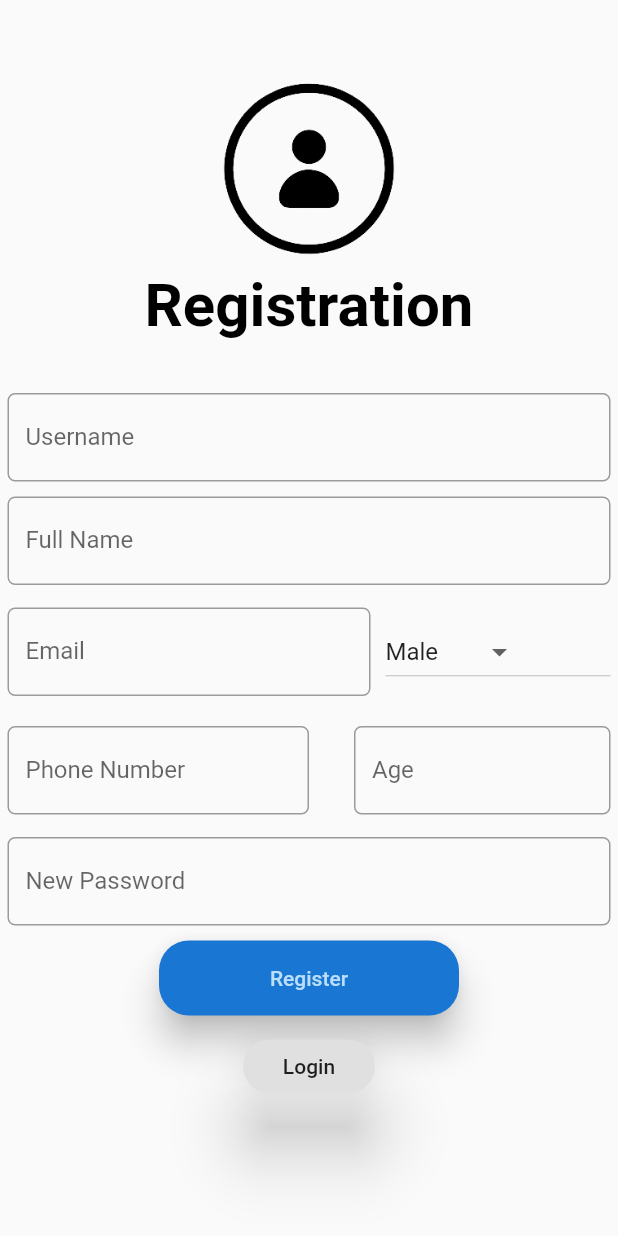
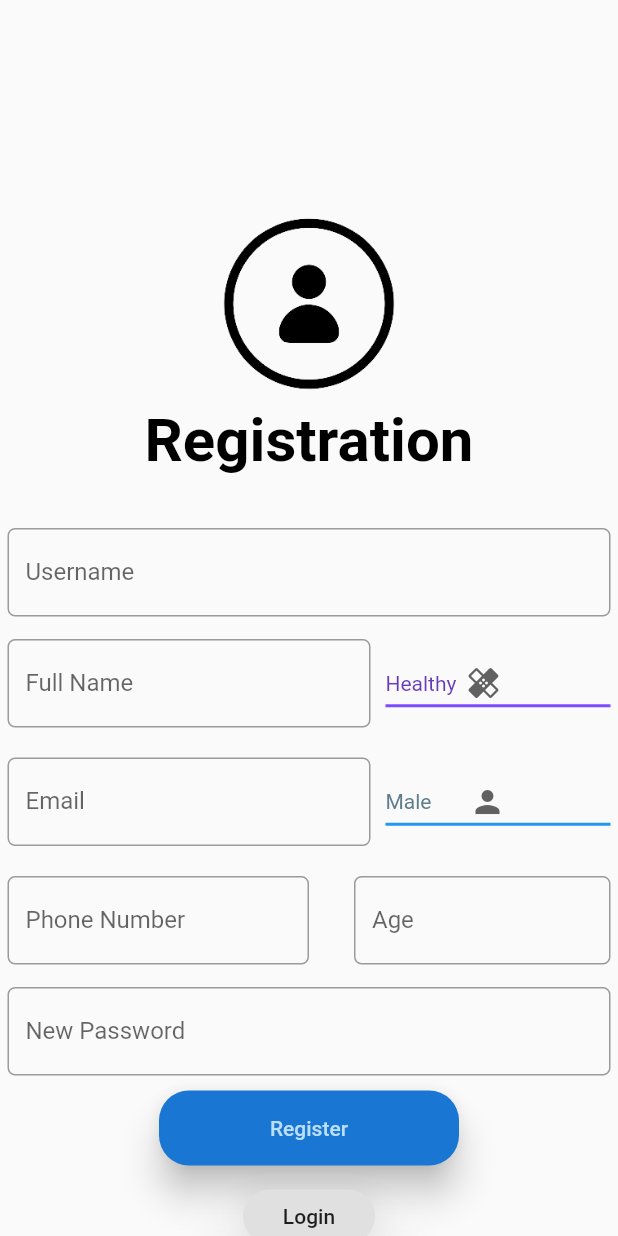
Before and after one commit to CovidTrackerApp/AppCOVIDv1, a Flutter app: the RegForm screen opened directly, after a tap on "Register", on a phone screen of 412 x 824 dp. Run offline on Flutter 3.47's test engine with Material 2 defaults, Android fonts, the phone set to English and light mode, and no system bars; our stand-ins replace awesome_notifications, convert, csv, dio, flutter_blue, flutter_bluetooth_serial and 12 more; missing offline and left inert: cron, cryptography, dart:ffi, ext_storage, flutter_background_service, flutter_barcode_scanner and 7 more; accounts and stored records are empty; network calls fail; Roboto replaces fonts that are missing (Raleway).

Commit message:
fifth commit

```diff
--- a/lib/beacon_csv.dart
+++ b/lib/beacon_csv.dart
@@ -87,7 +87,7 @@ class IBeaconCard extends StatelessWidget {
     /// We require the initializers to run after the loading screen is rendered
     Timer(Duration(seconds: 20), () async{
       String myuuid_bro=await pleasegetmyuuid();
-      String myusername_bro=await getmyusername();
+      String myusername_bro=await getmytoken();
       print("Yeah, this line is printed after 3 seconds");
       // var disty=double.parse(b);
       csvgenerator(myusername_bro,a.toString(),b,myuuid_bro);
@@ -321,10 +321,10 @@ Future<String> getmyuuid() async {
   return stringValue;
 }
 
-Future<String> getmyusername() async {
+Future<String> getmytoken() async {
   SharedPreferences prefs = await SharedPreferences.getInstance();
   //Return String
-  String stringValue = prefs.getString('myusername');
+  String stringValue = prefs.getString('tokyboy');
   return stringValue;
 }
 
--- a/lib/registration.dart
+++ b/lib/registration.dart
@@ -42,8 +42,11 @@ class RegForm extends StatefulWidget {
 class _RegFormState extends State<RegForm> {
   final _minpad = 5.0;
   var _currentCat = 'Male';
+  double _loady=0.0;
+  var _currentStat = 'Healthy';
   // var _cat = ['Citizen', 'Health Personal', 'Policy Maker'];
   var _cat = ['Male', 'Female'];
+  var _stat = ['Healthy', 'Exposed', 'Infected'];
   final myController_username = TextEditingController();
   final myController_password = TextEditingController();
   final myController_phonenumber = TextEditingController();
@@ -53,20 +56,23 @@ class _RegFormState extends State<RegForm> {
 
   final cryptor = new PlatformStringCryptor();
 
-  signup(username, password, fullname,  contact_num, email, age, gender) async {
-    var url = Uri.http('46.137.221.124:5000', '/register');
+  signup(username, password, fullname,  contact_num, email, age, gender,status,u_beaconid) async {
+    var url = Uri.http('52.74.221.135:5000', '/register');
     var response = await http.post(url,
         headers: <String, String>{
           'Content-Type': 'application/json; charset=UTF-8',
         },
         body: jsonEncode(<String, String>{
-          "username": username,
+          "uname": username,
           "password": password,
-          "fname" : fullname,
-          "contact_num": contact_num,
+          "ph_no":contact_num,
           "email": email,
           "age": age,
-          "gender": gender
+          "gender": gender,
+          "status":status,
+          "u_beaconid":u_beaconid,
+          "fname":fullname
+
         }));
     if (response.statusCode == 200) {
       var jsonResponse = jsonDecode(response.body);
@@ -169,6 +175,18 @@ class _RegFormState extends State<RegForm> {
         //margin: EdgeInsets.all(_minpad * 2),
           child: Column(
             children: <Widget>[
+              new Opacity(opacity: _loady, child: new Padding(
+                  padding: const EdgeInsets.only(
+                      left: 270.0,top:80.0
+                  ),
+                  child:SizedBox(
+                    height: 10.0,
+                    width: 10.0,
+                    child:CircularProgressIndicator(
+                      valueColor: new AlwaysStoppedAnimation<Color>(
+                          Colors.blue),
+                    ),
+                  ))),
               getImageAsset(),
 
               Padding(
@@ -195,8 +213,16 @@ class _RegFormState extends State<RegForm> {
                         border: OutlineInputBorder(
                             borderRadius: BorderRadius.circular(5.0))),
                   )),
+
               Padding(
                   padding: EdgeInsets.only(top: _minpad, bottom: _minpad,left: _minpad,right: _minpad),
+                  child: Row(
+                    children: <Widget>[
+                      Expanded(
+                        child: Container(
+                          // child: Padding(
+                            padding:
+                            EdgeInsets.only(top: _minpad, bottom: _minpad),
                             child: TextField(
                               controller: myController_fullname,
                               keyboardType: TextInputType.name,
@@ -205,6 +231,36 @@ class _RegFormState extends State<RegForm> {
                                   hintText: 'First, middle and last name',
                                   border: OutlineInputBorder(
                                       borderRadius: BorderRadius.circular(5.0))),
+                            )),
+                      ),
+                      Container(
+                        width: _minpad * 2,
+                      ),
+                      Container(
+                          width: _minpad * 30,
+                          // child:Expanded(
+                          child: DropdownButton<String>(
+                              hint: Text('Status'),
+                              icon: const Icon(Icons.healing),
+                              iconSize: 24,
+                              elevation: 16,
+                              style: const TextStyle(color: Colors.deepPurple),
+                              underline: Container(
+                                height: 2,
+                                color: Colors.deepPurpleAccent,
+                              ),
+                              items: _stat.map((String value) {
+                                return DropdownMenuItem<String>(
+                                  value: value,
+
+                                  child: Text(value),
+                                );
+                              }).toList(),
+                              value: _currentStat,
+                              onChanged: (String newValueSelected) {
+                                _onDroDownItemSelected2(newValueSelected);
+                              }))
+                    ],
                   )),
               // Padding(
               //     padding: EdgeInsets.only(top:_minpad,bottom: _minpad),
@@ -244,6 +300,14 @@ class _RegFormState extends State<RegForm> {
                           // child:Expanded(
                           child: DropdownButton<String>(
                               hint: Text('Category'),
+                              icon: const Icon(Icons.person),
+                              iconSize: 24,
+                              elevation: 16,
+                              style: const TextStyle(color: Colors.blueGrey),
+                              underline: Container(
+                                height: 2,
+                                color: Colors.blue,
+                              ),
                               items: _cat.map((String value) {
                                 return DropdownMenuItem<String>(
                                   value: value,
@@ -327,6 +391,7 @@ class _RegFormState extends State<RegForm> {
                       shape: RoundedRectangleBorder(borderRadius: BorderRadius.circular(20)),
                       child: Text('Register'),
                       onPressed: () async {
+
                         //_read();
                         //KEY GENERATION: password of user will be used to generate a random key, in combination with a salt. We have to store salt locally on phone, while password (in original form)
                         //will be stored on server database. In a nutshell, on database, all credentials, except passoword, we be stored on server in encrypted (hased) form
@@ -427,12 +492,22 @@ class _RegFormState extends State<RegForm> {
                         //  debugPrint(currentdat);
 
                         //************************Response Data**************************************
+                        setState(() {
+                          _loady=1.0;
+                        });
                         int dd=await _readIndicator();
+
+                        setState(() {
+                          _loady=0.0;
+                        });
                         String myuuid=await pleasegetmeuuid();
+                        print("Junaid, I generated this UUID:");
+                        print(myuuid);
 
 
                         if (dd==0) {
-                          final signup_response = await signup(myController_username.text, myController_password.text, myController_fullname.text,myController_phonenumber.text,myController_email.text,myController_age.text,_currentCat);
+                          final signup_response = await signup(myController_username.text, myController_password.text, myController_fullname.text,myController_phonenumber.text,myController_email.text,myController_age.text,_currentCat,_currentStat,myuuid);
+
                           debugPrint(myController_age.text);
                           if (myController_username.text=="" || myController_password.text==""|| myController_fullname.text=="" || myController_phonenumber.text=="" || myController_email.text=="" || myController_age.text=="")
                           {
@@ -533,6 +608,11 @@ class _RegFormState extends State<RegForm> {
   void _onDroDownItemSelected(String newValueSelected) {
     setState(() {
       this._currentCat = newValueSelected;
+    });
+  }
+  void _onDroDownItemSelected2(String newValueSelected) {
+    setState(() {
+      this._currentStat = newValueSelected;
     });
   }
 }
@@ -705,6 +785,10 @@ Future<String> pleasegetmeuuid() async
   String checker_uid=uuid.v1().toString();
   List<int> bytes_uuid = utf8.encode(checker_uid);
   print(bytes_uuid);
-  var result=hex.encode(bytes_uuid);
+  List<int> chunk_bytes_uuid = [];
+  for (var i = 0; i < 32; i += 1) {
+    chunk_bytes_uuid.add(bytes_uuid[i]);
+  }
+  var result=hex.encode(chunk_bytes_uuid);
   return result.toString();
 }
--- a/lib/widgets.dart
+++ b/lib/widgets.dart
@@ -194,17 +194,19 @@ class _PictureFormState extends State<PictureForm> {
 
   @protected
   Future runInitTasks() async {
-    int tellme=await _sessionmaintainer();
-    if (tellme==1) {
+    String tellme=await session_maintainer();
+    print("This is the current status of token");
+    print(tellme);
+    if (tellme==null) {
       Navigator.push(context, MaterialPageRoute(builder: (context) {
         return MyApp();
       }));
     } else {
-      final String k1 = await cryptor.generateRandomKey();
-      final String k2 = await cryptor.generateRandomKey();
-
-      print("key1 :" + k1.toString());
-      print("key2 :" + k2.toString());
+      // final String k1 = await cryptor.generateRandomKey();
+      // final String k2 = await cryptor.generateRandomKey();
+      //
+      // print("key1 :" + k1.toString());
+      // print("key2 :" + k2.toString());
       Navigator.push(context, MaterialPageRoute(builder: (context) {
         return LoginForm();
       }));
@@ -299,3 +301,11 @@ Future<int> _sessionmaintainer() async {
   }
   return indicator;
 }
+
+
+Future<String> session_maintainer() async{
+    SharedPreferences prefs = await SharedPreferences.getInstance();
+    //Return String
+    String stringValue = prefs.getString('tokyboy');
+    return stringValue;
+}
```
Also changed, not shown: lib/app_broadcasting.dart (+7 -2 lines), lib/login.dart (+25 -3 lines), lib/main.dart (+9 -5 lines), lib/verify_phone.dart (+18 -4 lines). Lines whose indentation alone changed are shown as unchanged.
